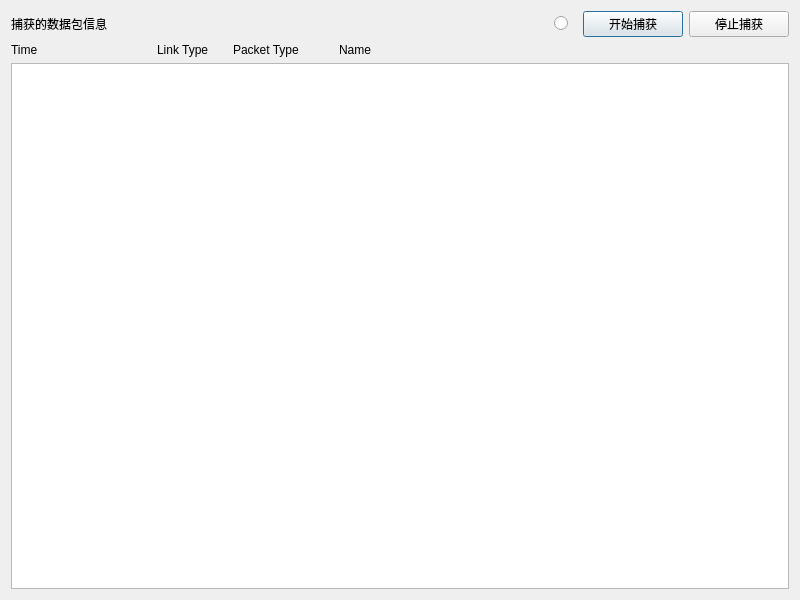
Before: the Qt Designer form src/client/ui/packet_information.ui in liuyunian/ndn-netmgmt-client, drawn with Qt 5.
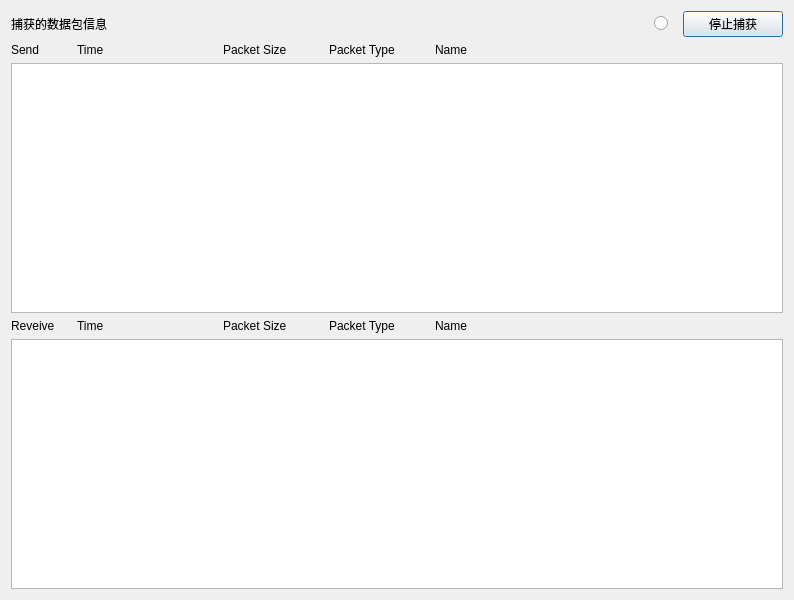
After: the same form once the commit is applied.

The edit to the form file:
```diff
--- a/src/client/ui/packet_information.ui
+++ b/src/client/ui/packet_information.ui
@@ -6,7 +6,7 @@
    <rect>
     <x>0</x>
     <y>0</y>
-    <width>800</width>
+    <width>794</width>
     <height>600</height>
    </rect>
   </property>
@@ -36,19 +36,6 @@
        </property>
       </widget>
      </item>
-     <item>
-      <widget class="QPushButton" name="startCapture">
-       <property name="maximumSize">
-        <size>
-         <width>100</width>
-         <height>16777215</height>
-        </size>
-       </property>
-       <property name="text">
-        <string>开始捕获</string>
-       </property>
-      </widget>
-     </item>
      <item>
       <widget class="QPushButton" name="stopCapture">
        <property name="maximumSize">
@@ -66,6 +53,19 @@
    </item>
    <item>
     <layout class="QHBoxLayout" name="horizontalLayout_2">
+     <item>
+      <widget class="QLabel" name="label_1">
+       <property name="maximumSize">
+        <size>
+         <width>60</width>
+         <height>16777215</height>
+        </size>
+       </property>
+       <property name="text">
+        <string>Send</string>
+       </property>
+      </widget>
+     </item>
      <item>
       <widget class="QLabel" name="label_2">
        <property name="maximumSize">
@@ -83,12 +83,12 @@
       <widget class="QLabel" name="label_3">
        <property name="maximumSize">
         <size>
-         <width>70</width>
+         <width>100</width>
          <height>16777215</height>
         </size>
        </property>
        <property name="text">
-        <string>Link Type</string>
+        <string>Packet Size</string>
        </property>
       </widget>
      </item>
@@ -117,6 +117,75 @@
    <item>
     <widget class="QTextBrowser" name="sendPacket"/>
    </item>
+   <item>
+    <layout class="QHBoxLayout" name="horizontalLayout_3">
+     <item>
+      <widget class="QLabel" name="label_6">
+       <property name="enabled">
+        <bool>true</bool>
+       </property>
+       <property name="maximumSize">
+        <size>
+         <width>60</width>
+         <height>16777215</height>
+        </size>
+       </property>
+       <property name="text">
+        <string>Reveive</string>
+       </property>
+      </widget>
+     </item>
+     <item>
+      <widget class="QLabel" name="label_7">
+       <property name="maximumSize">
+        <size>
+         <width>140</width>
+         <height>16777215</height>
+        </size>
+       </property>
+       <property name="text">
+        <string>Time</string>
+       </property>
+      </widget>
+     </item>
+     <item>
+      <widget class="QLabel" name="label_8">
+       <property name="maximumSize">
+        <size>
+         <width>100</width>
+         <height>16777215</height>
+        </size>
+       </property>
+       <property name="text">
+        <string>Packet Size</string>
+       </property>
+      </widget>
+     </item>
+     <item>
+      <widget class="QLabel" name="label_9">
+       <property name="maximumSize">
+        <size>
+         <width>100</width>
+         <height>16777215</height>
+        </size>
+       </property>
+       <property name="text">
+        <string>Packet Type</string>
+       </property>
+      </widget>
+     </item>
+     <item>
+      <widget class="QLabel" name="label_10">
+       <property name="text">
+        <string>Name</string>
+       </property>
+      </widget>
+     </item>
+    </layout>
+   </item>
+   <item>
+    <widget class="QTextBrowser" name="reveivePacket"/>
+   </item>
   </layout>
  </widget>
  <layoutdefault spacing="6" margin="11"/>
```
